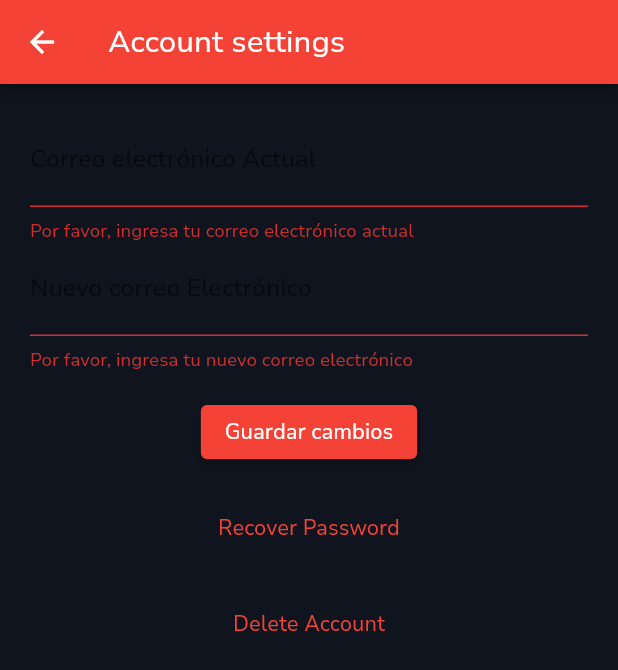
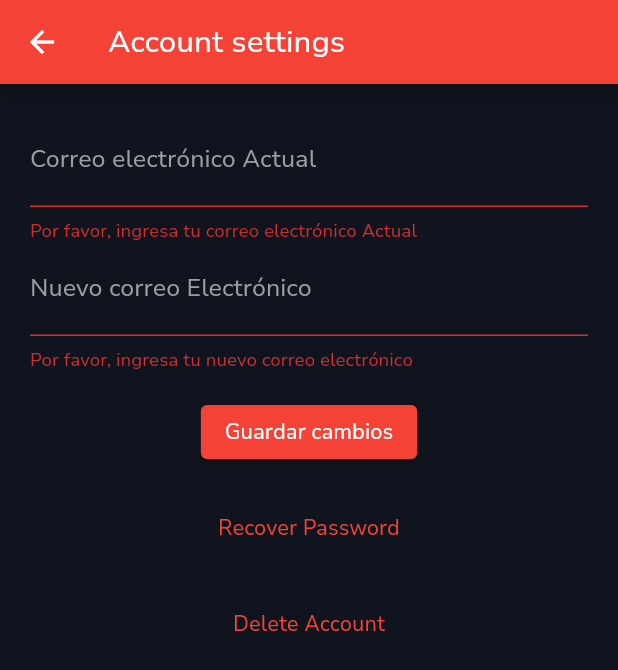
Before and after one commit to WX82-06-Arquitectura-de-Swe-Emergentes/mobile, a Flutter app: the AccountSettingScreen screen opened directly, after a tap on "Guardar cambios", on a phone screen of 412 x 824 dp. Shown: the top 670 px of the screen. Run offline on Flutter 3.47's test engine with Material 2 defaults, Android fonts, the phone set to English and light mode, and no system bars; our stand-ins replace firebase_core, firebase_database, firebase_messaging, flutter_dotenv, google_maps_flutter, permission_handler and 1 more; missing offline and left inert: flutter_stripe; accounts and stored records are empty.

```diff
--- a/lib/screens/profile/account_setting_screen.dart
+++ b/lib/screens/profile/account_setting_screen.dart
@@ -1,7 +1,6 @@
 import 'package:flutter/material.dart';
 import 'package:frontend/providers/auth_provider.dart';
 import 'package:frontend/shared/globals.dart';
-import 'package:frontend/firebase/notification/push_notifications_service.dart';
 
 class AccountSettingScreen extends StatefulWidget {
   const AccountSettingScreen({Key? key, this.token}) : super(key: key);
@@ -17,11 +16,10 @@ class _AccountSettingScreenState extends State<AccountSettingScreen> {
 
   final TextEditingController _oldEmailController = TextEditingController();
   final TextEditingController _newEmailController = TextEditingController();
-  final TextEditingController _emailController = TextEditingController();
-  final TextEditingController _oldPasswordController = TextEditingController();
-  final TextEditingController _newPasswordController = TextEditingController();
-  final TextEditingController _confirmPasswordController =
-      TextEditingController();
+  TextEditingController _emailController = TextEditingController();
+  TextEditingController _oldPasswordController = TextEditingController();
+  TextEditingController _newPasswordController = TextEditingController();
+  TextEditingController _confirmPasswordController = TextEditingController();
 
   void _showDeleteAccountDialog() {
     showDialog(
@@ -43,7 +41,6 @@ class _AccountSettingScreenState extends State<AccountSettingScreen> {
               onPressed: () {
                 // TODO: Implement delete account logic
                 Navigator.of(context).pop();
-
                 showDialog(
                   context: context,
                   builder: (BuildContext context) {
@@ -214,18 +211,34 @@ class _AccountSettingScreenState extends State<AccountSettingScreen> {
                 TextFormField(
                   controller: _emailController,
                   decoration: const InputDecoration(
-                      labelText: 'Correo electrónico Actual'),
+                    labelText: 'Correo electrónico Actual',
+                    labelStyle: TextStyle(color: Colors.grey),
+                    enabledBorder: UnderlineInputBorder(
+                      borderSide: BorderSide(color: Colors.white),
+                    ),
+                    focusedBorder: UnderlineInputBorder(
+                      borderSide: BorderSide(color: Colors.white),
+                    ),
+                  ),
                   validator: (value) {
                     if (value!.isEmpty) {
-                      return 'Por favor, ingresa tu correo electrónico actual';
+                      return 'Por favor, ingresa tu correo electrónico Actual';
                     }
                     return null;
                   },
                 ),
                 TextFormField(
-                  controller: _oldPasswordController,
+                  controller: _newEmailController,
                   decoration: const InputDecoration(
-                      labelText: 'Nuevo correo Electrónico'),
+                    labelText: 'Nuevo correo Electrónico',
+                    labelStyle: TextStyle(color: Colors.grey),
+                    enabledBorder: UnderlineInputBorder(
+                      borderSide: BorderSide(color: Colors.white),
+                    ),
+                    focusedBorder: UnderlineInputBorder(
+                      borderSide: BorderSide(color: Colors.white),
+                    ),
+                  ),
                   validator: (value) {
                     if (value!.isEmpty) {
                       return 'Por favor, ingresa tu nuevo correo electrónico';
@@ -241,8 +254,7 @@ class _AccountSettingScreenState extends State<AccountSettingScreen> {
                 const SizedBox(height: 16.0),
                 TextButton(
                   onPressed: () {
-                    authProvider.updateEmail(_emailController.text,
-                        PushNotificationService.tokenValue);
+                    // TODO: Implement password recovery functionality
                     showDialog(
                       context: context,
                       builder: (BuildContext context) {
```
